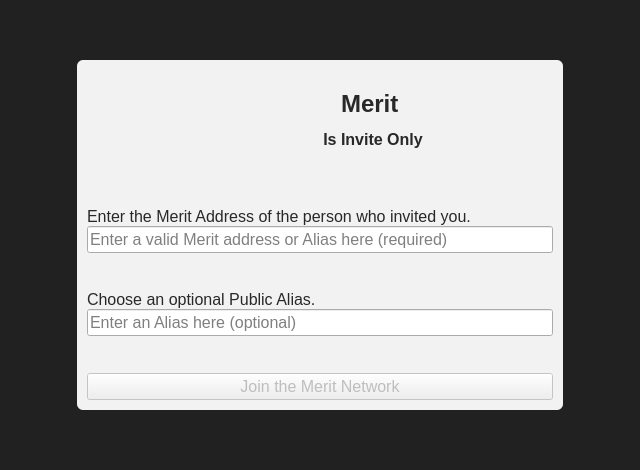
The window that src/qt/forms/enterunlockcode.ui (meritlabs/merit) describes before a commit, drawn with Qt 5.
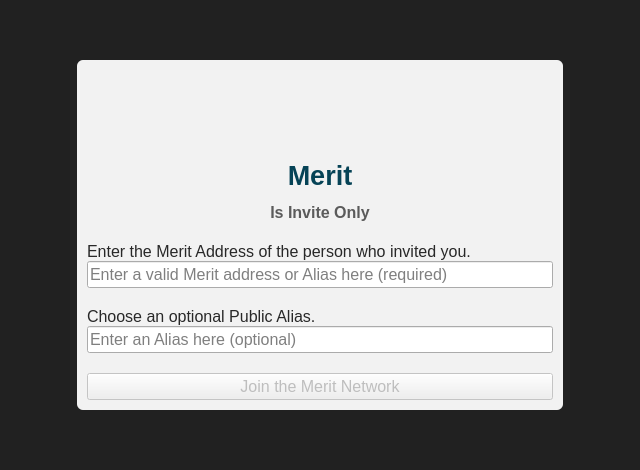
The same window after the commit. Icons and pictures are not drawn. Custom widgets are drawn as their Qt base class.

Diff of the .ui file:
```diff
--- a/src/qt/forms/enterunlockcode.ui
+++ b/src/qt/forms/enterunlockcode.ui
@@ -83,7 +83,7 @@
           <number>10</number>
          </property>
          <item>
-          <layout class="QHBoxLayout" name="horizontalLayoutIconText" stretch="0,0">
+          <layout class="QHBoxLayout" name="horizontalLayoutIconText" stretch="0">
            <property name="spacing">
             <number>6</number>
            </property>
@@ -96,7 +96,12 @@
            <property name="bottomMargin">
             <number>0</number>
            </property>
-           <item alignment="Qt::AlignHCenter|Qt::AlignTop">
+           <item>
+            <layout class="QVBoxLayout" name="verticalLayoutIcon">
+             <property name="leftMargin">
+              <number>0</number>
+             </property>
+             <item alignment="Qt::AlignHCenter">
             <widget class="QLabel" name="label">
              <property name="sizePolicy">
               <sizepolicy hsizetype="Expanding" vsizetype="Expanding">
@@ -137,14 +142,12 @@
              <property name="wordWrap">
               <bool>false</bool>
              </property>
+               <property name="margin">
+                <number>15</number>
+               </property>
             </widget>
            </item>
            <item>
-            <layout class="QVBoxLayout" name="verticalLayoutIcon">
-             <property name="leftMargin">
-              <number>0</number>
-             </property>
-             <item>
               <widget class="QLabel" name="infoText">
                <property name="sizePolicy">
                 <sizepolicy hsizetype="Expanding" vsizetype="Preferred">
@@ -153,7 +156,7 @@
                 </sizepolicy>
                </property>
                <property name="text">
-                <string>&lt;html&gt;&lt;head/&gt;&lt;body&gt;&lt;p align=&quot;center&quot;&gt;&lt;span style=&quot; font-size:18pt; font-weight:600;&quot;&gt;Merit &lt;/span&gt;&lt;/p&gt;&lt;p align=&quot;center&quot;&gt;&lt;span style=&quot; font-size:12pt; font-weight:600;&quot;&gt;Is Invite Only&lt;/span&gt;&lt;/p&gt;&lt;/body&gt;&lt;/html&gt;</string>
+                <string>&lt;html&gt;&lt;head/&gt;&lt;body&gt;&lt;p align=&quot;center&quot;&gt;&lt;span style=&quot; font-size:20pt; font-weight:600; color:#064356;&quot;&gt;Merit&lt;/span&gt;&lt;/p&gt;&lt;p align=&quot;center&quot;&gt;&lt;span style=&quot; font-size:12pt; font-weight:600; color:#5b5b5b;&quot;&gt;Is Invite Only&lt;/span&gt;&lt;/p&gt;&lt;/body&gt;&lt;/html&gt;</string>
                </property>
                <property name="textFormat">
                 <enum>Qt::RichText</enum>
@@ -164,6 +167,9 @@
                <property name="wordWrap">
                 <bool>false</bool>
                </property>
+               <property name="margin">
+                <number>0</number>
+               </property>
               </widget>
              </item>
             </layout>
```
Lines whose indentation alone changed are shown as unchanged.
